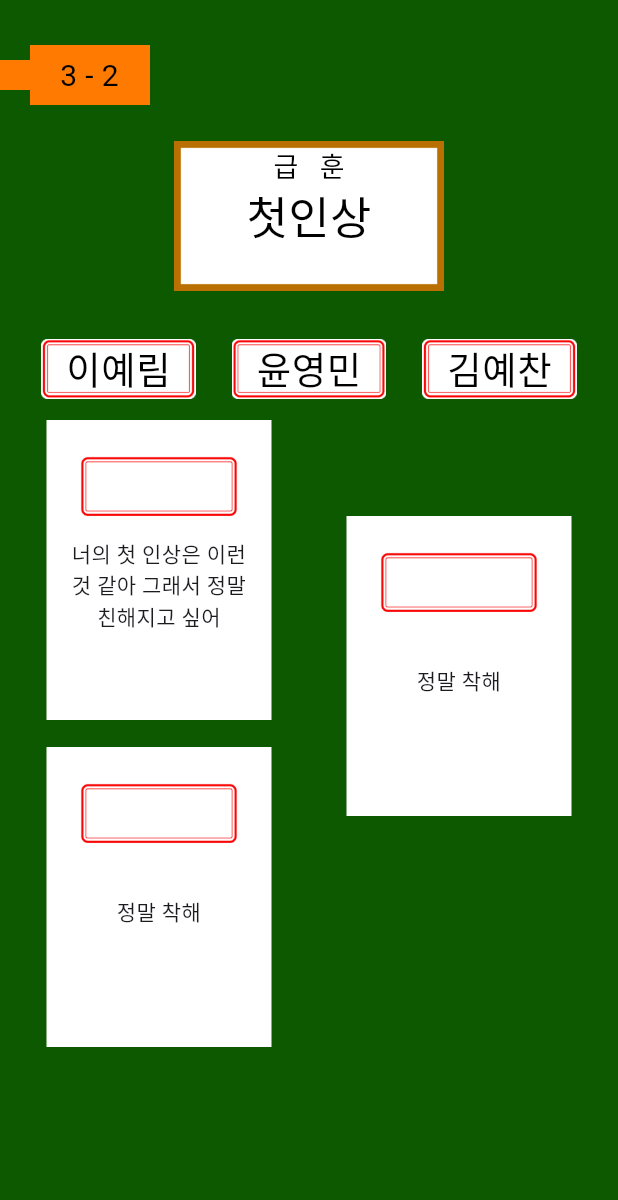
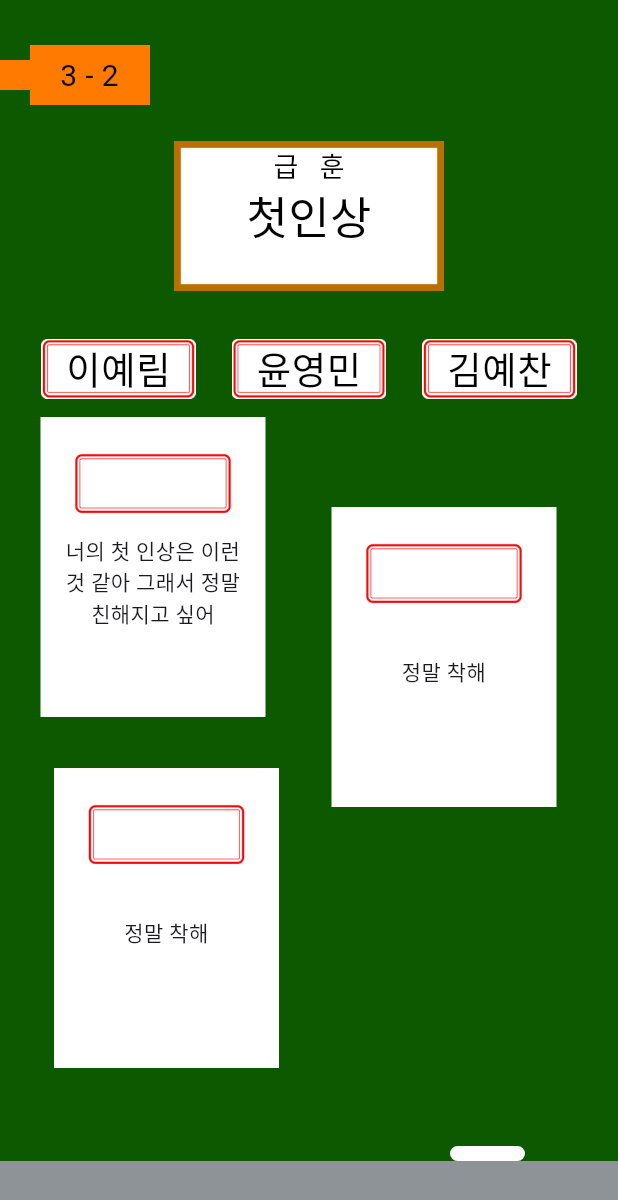
Before and after one commit to DevDAN09/projectF, a Flutter app: the TaggerStep2View screen opened directly, on a phone screen of 412 x 824 dp. Shown: the top 1200 px of the screen. Run offline on Flutter 3.47's test engine with Material 3 defaults, Android fonts, the light colour scheme and no system bars; our stand-ins replace dio, flutter_dotenv, go_router.

Commit message:
Update 02-19

```diff
--- a/lib/routes/routerConfig.dart
+++ b/lib/routes/routerConfig.dart
@@ -10,6 +10,8 @@ import 'package:projectf/screens/multi_play/onboarding/views/onboarding_multi_st
 import 'package:projectf/screens/multi_play/readyroom/ready_room_main.dart';
 
 import '../screens/multi_play/game/tagger/tagger_step1.dart';
+
+import '../screens/multi_play/game/tagger/tagger_result.dart';
 
 final routerConfig = GoRouter(
     initialLocation: Routes.splash,
@@ -90,6 +92,15 @@ final routerConfig = GoRouter(
         ),
       ),
 
+      GoRoute(
+        path: Routes.TaggerResult,
+        name: Routes.TaggerResult,
+        pageBuilder: (context, state) => MaterialPage(
+          key: state.pageKey,
+          child: const TaggerResultView(),
+        ),
+      ),
+
     ],
 );
 
@@ -105,4 +116,5 @@ abstract class Routes{
   static const CreateRoomStep1 = '/init/CreateRoomStep1';
   static const ReadyRoomMain = '/init/ReadyRoomMain';
   static const TaggerStep1 = '/game/TaggerStep1';
+  static const TaggerResult = '/game/TaggerResult';
 }
--- a/lib/screens/multi_play/game/tagger/tagger_step1.dart
+++ b/lib/screens/multi_play/game/tagger/tagger_step1.dart
@@ -74,7 +74,7 @@ class _TaggerStep1ViewState extends State<TaggerStep1View> {
                   child: Column(
                     mainAxisAlignment: MainAxisAlignment.end,
                     children: <Widget>[
-                      Spacer(),
+                      const Spacer(),
                       Transform.translate( //분필 디자인
                           offset: Offset(150,0),
                           child: Container(
--- a/lib/screens/multi_play/game/tagger/tagger_step2.dart
+++ b/lib/screens/multi_play/game/tagger/tagger_step2.dart
@@ -105,33 +105,52 @@ class _TaggerStep2ViewState extends State<TaggerStep2View> {
                                   ),
                                 ],
                               ),
+                              Row(
+                                children: [
                                   TestPaper(
                                     opinion: "너의 첫 인상은 이런 것 같아 그래서 정말 친해지고 싶어",
                                     onNameAccepted: (String name) {
                                       viewModel.setSelected(0, true);
+                                      viewModel.setName(0, name);
                                     },
-                                        offset: Offset(-100,-40),
+                                    offset: Offset(15,-30),
+                                    edgeInsets: EdgeInsets.only(left: 12, right:12, bottom:12, top:0),
                                   ),
                                   TestPaper(
                                     opinion: "정말 착해",
                                     onNameAccepted: (String name) {
                                       viewModel.setSelected(1, true);
+                                      viewModel.setName(1, name);
                                     },
-                                          offset: Offset(100,-200),
+                                    offset: Offset(35,30),
+                                    edgeInsets: EdgeInsets.only(left: 12, right:12, bottom:12),
                                   ),
+                                ],
+                              ),
+
                               TestPaper(
                                 opinion: "정말 착해",
                                 onNameAccepted: (String name) {
                                   viewModel.setSelected(2, true);
+                                  viewModel.setName(1, name);
                                 },
-                                          offset: Offset(-100, -270),
+                                offset: Offset(-95, -20),
                                 edgeInsets: EdgeInsets.only(left: 12, right: 12, top: 12),
                               ),
+
                             ]
                         )
                     ),
+                    Spacer(),
+                    Stack(
+                      children: [
+                        Container(
+                          color: ColorSystem.lightGray,
+                          width: double.infinity,
+                          height: 50,
+                        ),
                         Transform.translate( //분필디자인
-                      offset: Offset(150, 0),
+                          offset: Offset(300, -10),
                           child: Container(
                             decoration: BoxDecoration(
                               borderRadius: BorderRadius.circular(20),
@@ -146,10 +165,7 @@ class _TaggerStep2ViewState extends State<TaggerStep2View> {
                             height: 10,
                           ),
                         ),
-                    Container(
-                      color: ColorSystem.lightGray,
-                      width: double.infinity,
-                      height: 50,
+                      ],
                     )
                   ]
               ),
```
Also changed, not shown: lib/core/models/player.dart (+6 -1 lines), lib/core/networks/http/room/room_api.dart (+13 -0 lines), lib/screens/multi_play/game/tagger/tagger_result.dart (added, +43 -0 lines), lib/screens/multi_play/game/tagger/tagger_view_model.dart (+16 -0 lines), lib/screens/multi_play/onboarding/onboarding_view_multi_model.dart (+5 -3 lines). Lines whose indentation alone changed are shown as unchanged.
